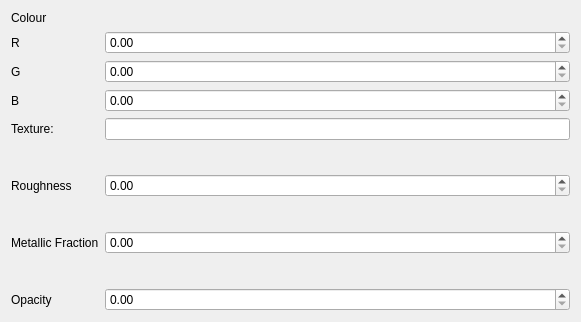
The window that gui_client/MaterialEditor.ui (shipilovden/substrata-metasiberia) describes before a commit, drawn with Qt 5.
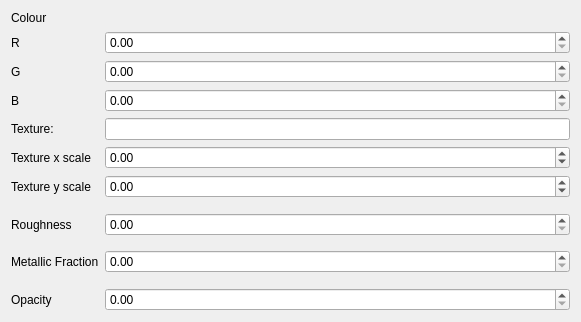
The same window after the commit. Custom widgets are drawn as their Qt base class.

Commit message: Added texture scale control to material editor.

The edit to the form file:
```diff
--- a/gui_client/MaterialEditor.ui
+++ b/gui_client/MaterialEditor.ui
@@ -61,7 +61,7 @@
      </property>
     </widget>
    </item>
-   <item row="7" column="1">
+   <item row="9" column="1">
     <widget class="RealControl" name="roughnessDoubleSpinBox">
      <property name="maximum">
       <double>1.000000000000000</double>
@@ -71,14 +71,14 @@
      </property>
     </widget>
    </item>
-   <item row="7" column="0">
+   <item row="9" column="0">
     <widget class="QLabel" name="label_6">
      <property name="text">
       <string>Roughness</string>
      </property>
     </widget>
    </item>
-   <item row="6" column="1">
+   <item row="8" column="1">
     <spacer name="verticalSpacer">
      <property name="orientation">
       <enum>Qt::Vertical</enum>
@@ -91,7 +91,7 @@
      </property>
     </spacer>
    </item>
-   <item row="10" column="1">
+   <item row="12" column="1">
     <spacer name="verticalSpacer_2">
      <property name="orientation">
       <enum>Qt::Vertical</enum>
@@ -107,27 +107,27 @@
      </property>
     </spacer>
    </item>
-   <item row="11" column="1">
+   <item row="13" column="1">
     <widget class="RealControl" name="opacityDoubleSpinBox"/>
    </item>
-   <item row="11" column="0">
+   <item row="13" column="0">
     <widget class="QLabel" name="label_7">
      <property name="text">
       <string>Opacity</string>
      </property>
     </widget>
    </item>
-   <item row="9" column="1">
+   <item row="11" column="1">
     <widget class="RealControl" name="metallicFractionDoubleSpinBox"/>
    </item>
-   <item row="9" column="0">
+   <item row="11" column="0">
     <widget class="QLabel" name="label_8">
      <property name="text">
       <string>Metallic Fraction</string>
      </property>
     </widget>
    </item>
-   <item row="8" column="1">
+   <item row="10" column="1">
     <spacer name="verticalSpacer_3">
      <property name="orientation">
       <enum>Qt::Vertical</enum>
@@ -140,6 +140,46 @@
      </property>
     </spacer>
    </item>
+   <item row="6" column="1">
+    <widget class="IndigoDoubleSpinBox" name="textureXScaleDoubleSpinBox">
+     <property name="minimum">
+      <double>-100000.000000000000000</double>
+     </property>
+     <property name="maximum">
+      <double>100000.000000000000000</double>
+     </property>
+     <property name="singleStep">
+      <double>0.100000000000000</double>
+     </property>
+    </widget>
+   </item>
+   <item row="6" column="0">
+    <widget class="QLabel" name="label_9">
+     <property name="text">
+      <string>Texture x scale</string>
+     </property>
+    </widget>
+   </item>
+   <item row="7" column="1">
+    <widget class="IndigoDoubleSpinBox" name="textureYScaleDoubleSpinBox">
+     <property name="minimum">
+      <double>-100000.000000000000000</double>
+     </property>
+     <property name="maximum">
+      <double>100000.000000000000000</double>
+     </property>
+     <property name="singleStep">
+      <double>0.100000000000000</double>
+     </property>
+    </widget>
+   </item>
+   <item row="7" column="0">
+    <widget class="QLabel" name="label_10">
+     <property name="text">
+      <string>Texture y scale</string>
+     </property>
+    </widget>
+   </item>
   </layout>
  </widget>
  <customwidgets>
@@ -153,6 +193,11 @@
    <extends>QLineEdit</extends>
    <header>../qt/FileSelectWidget.h</header>
   </customwidget>
+  <customwidget>
+   <class>IndigoDoubleSpinBox</class>
+   <extends>QDoubleSpinBox</extends>
+   <header>../qt/IndigoDoubleSpinBox.h</header>
+  </customwidget>
  </customwidgets>
  <resources/>
  <connections/>
```
The commit also changes 2 other files.
